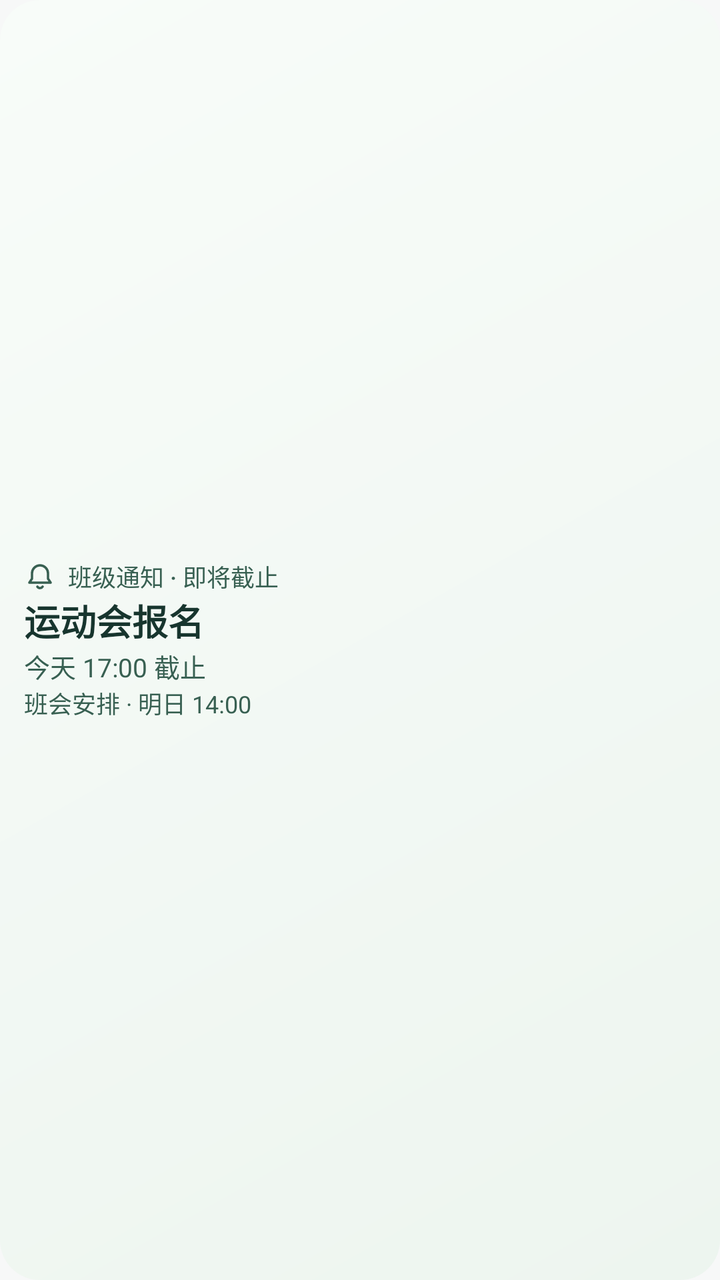
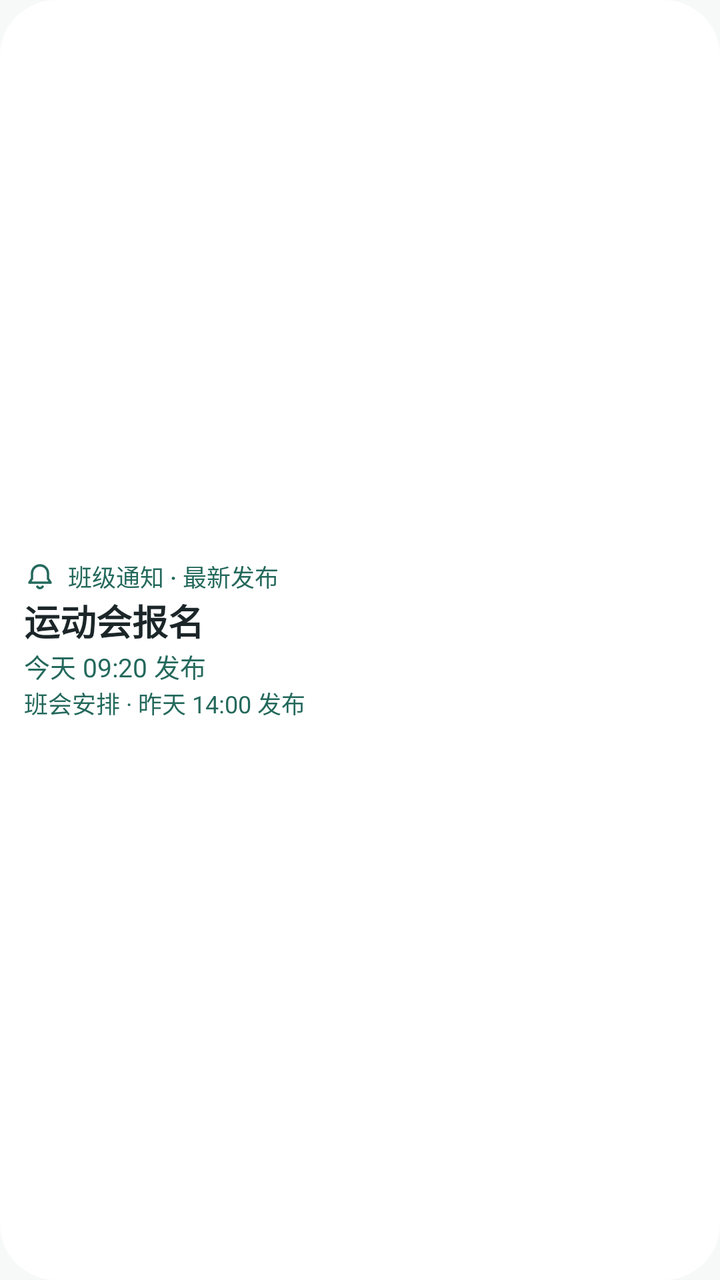

Two renders of the same Android screen: before a commit and after it. Below are the layout's source before the change and the commit's diff.
<!-- AndroidManifest.xml: application theme Theme.ClassTools -->
<!-- res/layout/widget_preview_notices.xml -->
<LinearLayout xmlns:android="http://schemas.android.com/apk/res/android" android:layout_width="match_parent"
    android:layout_height="match_parent" android:gravity="center_vertical" android:orientation="vertical"
    android:background="@drawable/timetable_widget_background" android:padding="12dp">
    <TextView android:drawableStart="@drawable/widget_icon_notices" android:drawablePadding="6dp"
        android:gravity="center_vertical" android:fontFamily="sans-serif-medium" android:layout_width="match_parent" android:layout_height="wrap_content" android:textColor="@color/widget_accent" android:textSize="12sp" android:text="班级通知 · 即将截止" />
    <TextView android:layout_width="match_parent" android:layout_height="wrap_content" android:textColor="@color/widget_ink" android:textSize="18sp" android:textStyle="bold" android:maxLines="1" android:ellipsize="end" android:text="运动会报名" />
    <TextView android:layout_width="match_parent" android:layout_height="wrap_content" android:textColor="@color/widget_accent" android:textSize="13sp" android:maxLines="1" android:ellipsize="end" android:text="今天 17:00 截止" />
    <TextView android:layout_width="match_parent" android:layout_height="wrap_content" android:singleLine="true" android:ellipsize="end" android:textSize="12sp" android:textColor="@color/widget_accent" android:text="班会安排 · 明日 14:00" />
</LinearLayout>
<!-- resources referenced by this layout -->
<resources>
  <color name="widget_accent">#386052</color>
  <color name="widget_ink">#17352E</color>
  <!-- drawable timetable_widget_background (drawable) -->
  <shape xmlns:android="http://schemas.android.com/apk/res/android" android:shape="rectangle">
      <gradient android:angle="315" android:startColor="@color/widget_green_highlight" android:endColor="@color/widget_paper" />
      <corners android:radius="20dp" />
  </shape>
  <!-- drawable widget_icon_notices (drawable) -->
  <vector xmlns:android="http://schemas.android.com/apk/res/android"
      android:width="16dp" android:height="16dp" android:viewportWidth="24" android:viewportHeight="24">
      <path android:fillColor="@android:color/transparent" android:strokeColor="@color/widget_accent"
          android:strokeWidth="1.8" android:strokeLineCap="round" android:strokeLineJoin="round"
          android:pathData="M4,17l2,-3v-4a6,6 0,0 1,12 0v4l2,3z M10,20a2.4,2.4 0,0 0,4 0" />
  </vector>
  <style name="Theme.ClassTools" parent="android:Theme.Material.Light.NoActionBar">
          <item name="android:windowBackground">@color/ct_window_background</item>
          <item name="android:windowNoTitle">true</item>
          <item name="android:windowActionModeOverlay">true</item>
          <item name="android:statusBarColor">@android:color/transparent</item>
          <item name="android:navigationBarColor">@android:color/transparent</item>
          <item name="android:windowLightStatusBar">true</item>
          <item name="android:windowLightNavigationBar">true</item>
      </style>
  <color name="widget_green_highlight">#F8FCF9</color>
  <color name="widget_paper">#EDF5EF</color>
  <color name="ct_window_background">#F7F8F8</color>
</resources>

<!-- the commit's change to res/layout/widget_preview_notices.xml (unified diff, before → after) -->
@@ -2,8 +2,8 @@
     android:layout_height="match_parent" android:gravity="center_vertical" android:orientation="vertical"
     android:background="@drawable/timetable_widget_background" android:padding="12dp">
     <TextView android:drawableStart="@drawable/widget_icon_notices" android:drawablePadding="6dp"
-        android:gravity="center_vertical" android:fontFamily="sans-serif-medium" android:layout_width="match_parent" android:layout_height="wrap_content" android:textColor="@color/widget_accent" android:textSize="12sp" android:text="班级通知 · 即将截止" />
+        android:gravity="center_vertical" android:fontFamily="sans-serif-medium" android:layout_width="match_parent" android:layout_height="wrap_content" android:textColor="@color/widget_accent" android:textSize="12sp" android:text="班级通知 · 最新发布" />
     <TextView android:layout_width="match_parent" android:layout_height="wrap_content" android:textColor="@color/widget_ink" android:textSize="18sp" android:textStyle="bold" android:maxLines="1" android:ellipsize="end" android:text="运动会报名" />
-    <TextView android:layout_width="match_parent" android:layout_height="wrap_content" android:textColor="@color/widget_accent" android:textSize="13sp" android:maxLines="1" android:ellipsize="end" android:text="今天 17:00 截止" />
-    <TextView android:layout_width="match_parent" android:layout_height="wrap_content" android:singleLine="true" android:ellipsize="end" android:textSize="12sp" android:textColor="@color/widget_accent" android:text="班会安排 · 明日 14:00" />
+    <TextView android:layout_width="match_parent" android:layout_height="wrap_content" android:textColor="@color/widget_accent" android:textSize="13sp" android:maxLines="1" android:ellipsize="end" android:text="今天 09:20 发布" />
+    <TextView android:layout_width="match_parent" android:layout_height="wrap_content" android:singleLine="true" android:ellipsize="end" android:textSize="12sp" android:textColor="@color/widget_accent" android:text="班会安排 · 昨天 14:00 发布" />
 </LinearLayout>
<!-- resource entries referenced after the edit -->
@@ -1,11 +1,11 @@
 <!-- resources referenced by this layout -->
 <resources>
-  <color name="widget_accent">#386052</color>
-  <color name="widget_ink">#17352E</color>
+  <color name="widget_accent">#24695C</color>
+  <color name="widget_ink">#1C2629</color>
   <!-- drawable timetable_widget_background (drawable) -->
   <shape xmlns:android="http://schemas.android.com/apk/res/android" android:shape="rectangle">
       <gradient android:angle="315" android:startColor="@color/widget_green_highlight" android:endColor="@color/widget_paper" />
-      <corners android:radius="20dp" />
+      <corners android:radius="@dimen/ct_widget_radius" />
   </shape>
   <!-- drawable widget_icon_notices (drawable) -->
   <vector xmlns:android="http://schemas.android.com/apk/res/android"
@@ -23,8 +23,9 @@
           <item name="android:windowLightStatusBar">true</item>
           <item name="android:windowLightNavigationBar">true</item>
       </style>
-  <color name="widget_green_highlight">#F8FCF9</color>
-  <color name="widget_paper">#EDF5EF</color>
+  <color name="widget_green_highlight">#FFFFFF</color>
+  <color name="widget_paper">#FFFFFF</color>
+  <dimen name="ct_widget_radius">20dp</dimen>
   <color name="ct_window_background">#F7F8F8</color>
 </resources>
 
